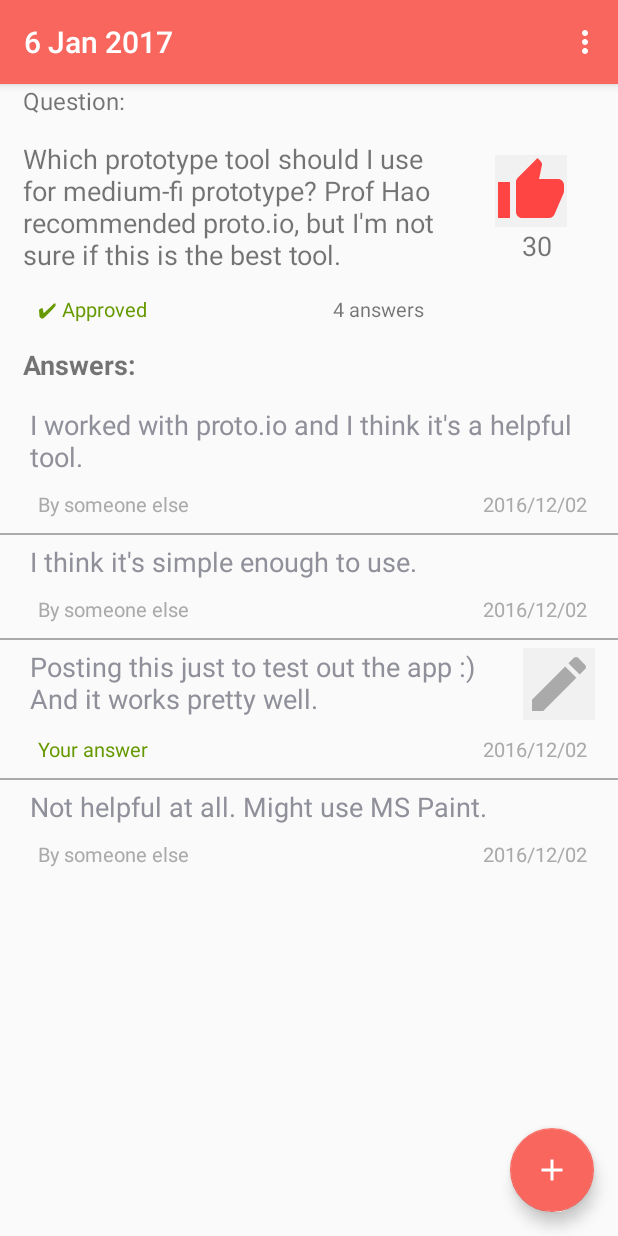
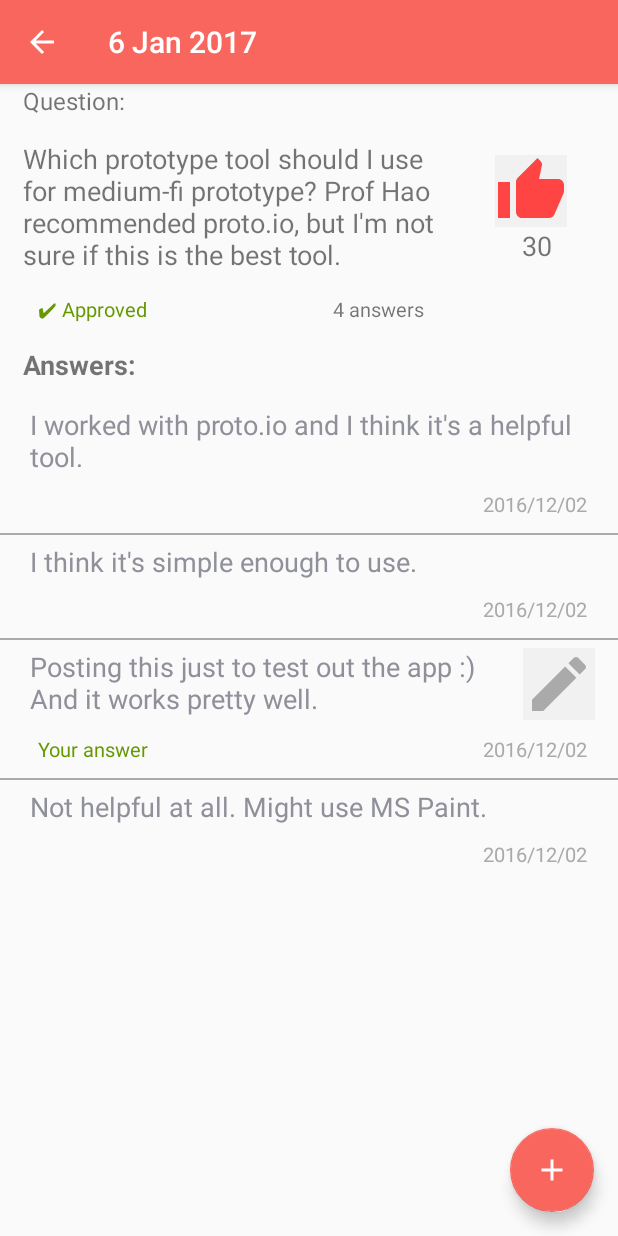
Before and after one commit to 6366295/ntu_hcid_hi-fi_prototype, an Android app: the ScrollingActivity screen opened directly, with no data from a screen before it, on a phone screen of 412 x 824 dp. Run offline under Robolectric (Android 15) with nearby library versions, the light colour scheme and no system bars; our stand-ins replace ButterKnife.

Commit message:
revert changes deleted by lukas

```diff
--- a/app/src/main/java/com/hcid/edulearn/asksimple/AnswersAdapter.java
+++ b/app/src/main/java/com/hcid/edulearn/asksimple/AnswersAdapter.java
@@ -106,7 +106,7 @@ public class AnswersAdapter extends BaseAdapter {
         Random random = new Random();
         if(i != 2 && i < 4){
             holder.mEditButton.setVisibility(View.GONE);
-            holder.mAuthorText.setText("By someone else");
+            holder.mAuthorText.setText("");
             holder.mAuthorText.setTextColor(view.getResources().getColor(android.R.color.darker_gray));
 
         }
--- a/app/src/main/java/com/hcid/edulearn/asksimple/ScrollingActivity.java
+++ b/app/src/main/java/com/hcid/edulearn/asksimple/ScrollingActivity.java
@@ -87,28 +87,48 @@ public class ScrollingActivity extends AppCompatActivity {
                 dialog.show();
             }
         });
+
+        setSupportActionBar(toolbar);
+
+        if(getSupportActionBar() != null) {
+            getSupportActionBar().setDisplayHomeAsUpEnabled(true);
+            getSupportActionBar().setDisplayShowHomeEnabled(true);
+        }
+
+
         mAnswersAdapter = new AnswersAdapter(getBaseContext(), Answers_list);
         mAnswersListView.setAdapter(mAnswersAdapter);
     }
 
+    // Source: http://stackoverflow.com/questions/26651602/display-back-arrow-on-toolbar-android
     @Override
-    public boolean onCreateOptionsMenu(Menu menu) {
-        // Inflate the menu; this adds items to the action bar if it is present.
-        getMenuInflater().inflate(R.menu.menu_scrolling, menu);
-        return true;
+    public boolean onOptionsItemSelected(MenuItem item) {
+        // handle arrow click here
+        if (item.getItemId() == android.R.id.home) {
+            finish(); // close this activity and return to preview activity (if there is any)
+        }
+
+        return super.onOptionsItemSelected(item);
     }
 
-    @Override
-    public boolean onOptionsItemSelected(MenuItem item) {
-        // Handle action bar item clicks here. The action bar will
-        // automatically handle clicks on the Home/Up button, so long
-        // as you specify a parent activity in AndroidManifest.xml.
-        int id = item.getItemId();
-
-        //noinspection SimplifiableIfStatement
-        if (id == R.id.action_settings) {
-            return true;
-        }
-        return super.onOptionsItemSelected(item);
-    }
+//    @Override
+//    public boolean onCreateOptionsMenu(Menu menu) {
+//        // Inflate the menu; this adds items to the action bar if it is present.
+//        getMenuInflater().inflate(R.menu.menu_scrolling, menu);
+//        return true;
+//    }
+//
+//    @Override
+//    public boolean onOptionsItemSelected(MenuItem item) {
+//        // Handle action bar item clicks here. The action bar will
+//        // automatically handle clicks on the Home/Up button, so long
+//        // as you specify a parent activity in AndroidManifest.xml.
+//        int id = item.getItemId();
+//
+//        //noinspection SimplifiableIfStatement
+//        if (id == R.id.action_settings) {
+//            return true;
+//        }
+//        return super.onOptionsItemSelected(item);
+//    }
 }
```
